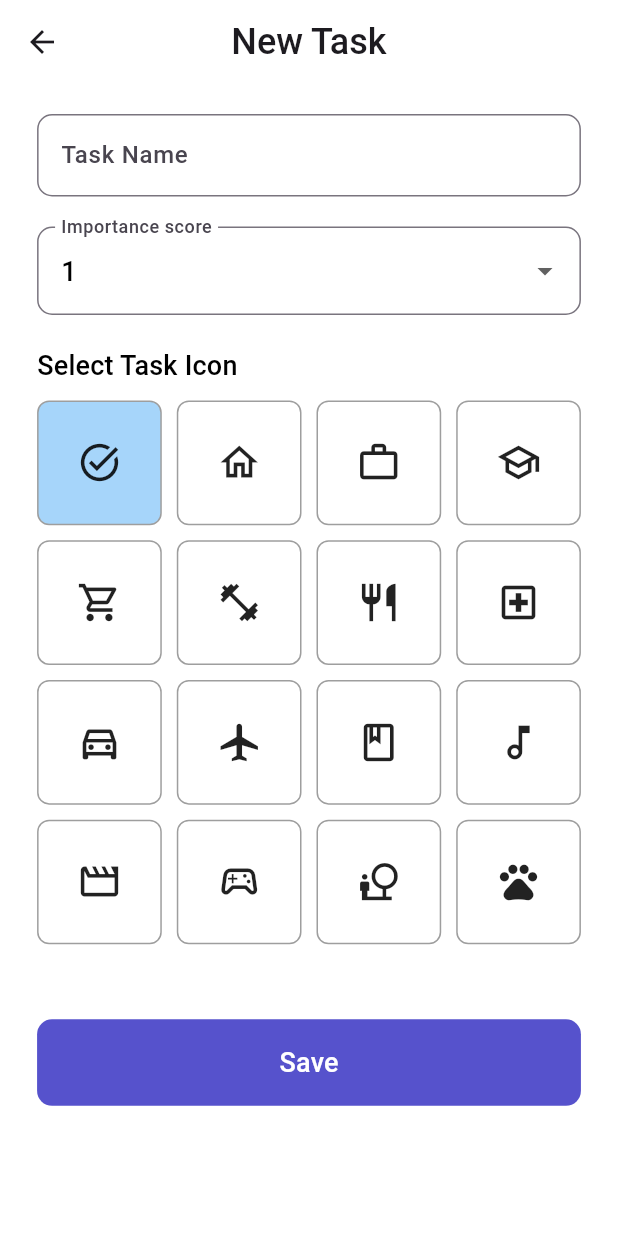
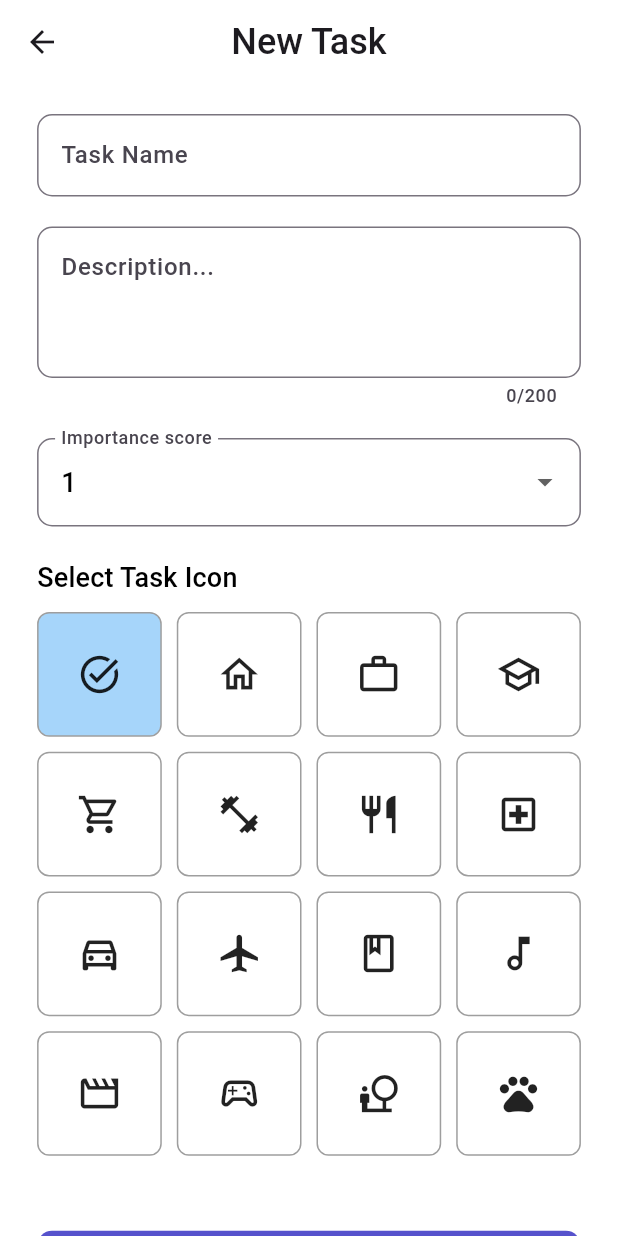
Before and after one commit to mustafanarin/Task-Track, a Flutter app: the TaskAddPage screen opened by its route, on a phone screen of 412 x 824 dp. Run offline on Flutter 3.47's test engine with Material 3 defaults, Android fonts, the phone set to English and light mode, and no system bars; our stand-ins replace animated_bottom_navigation_bar, animated_splash_screen, auto_route, cloud_firestore, equatable, firebase_auth and 7 more; accounts and stored records are empty; generated files the repository leaves out were written again.

Commit message:
task list and task detail page created

```diff
--- a/lib/feature/home/model/task_model.dart
+++ b/lib/feature/home/model/task_model.dart
@@ -6,6 +6,7 @@ class TaskModel extends Equatable {
   final String id;
   final String userId;
   final String name;
+  final String description;
   final int importance;
   final int iconCodePoint;
   final DateTime? createdAt;
@@ -16,6 +17,7 @@ class TaskModel extends Equatable {
     this.id = "",
     required this.userId,
     this.name = "",
+    this.description = "",
     this.importance = 1,
     this.iconCodePoint = 62504,
     this.createdAt,
@@ -27,6 +29,7 @@ class TaskModel extends Equatable {
     String? id,
     String? userId,
     String? name,
+    String? description,
     int? importance,
     int? iconCodePoint,
     DateTime? createdAt,
@@ -37,6 +40,7 @@ class TaskModel extends Equatable {
       id: id ?? this.id,
       userId: userId ?? this.userId,
       name: name ?? this.name,
+      description: description ?? this.description,
       importance: importance ?? this.importance,
       iconCodePoint: iconCodePoint ?? this.iconCodePoint,
       createdAt: createdAt ?? this.createdAt,
@@ -50,6 +54,7 @@ class TaskModel extends Equatable {
       'id': id,
       'userId': userId,
       'name': name,
+      'description': description,
       'importance': importance,
       'iconCodePoint': iconCodePoint,
       'createdAt': createdAt?.toIso8601String(),
@@ -63,14 +68,15 @@ class TaskModel extends Equatable {
       id: map['id'] ?? '',
       userId: map['userId'] ?? '',
       name: map['name'] ?? '',
+      description: map['description'] ?? "",
       importance: map['importance']?.toInt() ?? 1,
       iconCodePoint: map['iconCodePoint']?.toInt() ?? 62504,
-      createdAt: map['createdAt'] != null ? DateTime.parse(map['createdAt']) : null,
+      createdAt:
+          map['createdAt'] != null ? DateTime.parse(map['createdAt']) : null,
       category: map['category'] ?? 'Yeni',
       categoryId: map['categoryId']?.toInt() ?? 1,
     );
   }
-
 
   @override
   String toString() {
@@ -78,5 +84,15 @@ class TaskModel extends Equatable {
   }
 
   @override
-  List<Object?> get props => [id, userId, name, importance, iconCodePoint, createdAt, category, categoryId];
+  List<Object?> get props => [
+        id,
+        userId,
+        name,
+        description,
+        importance,
+        iconCodePoint,
+        createdAt,
+        category,
+        categoryId
+      ];
 }
--- a/lib/feature/home/view/home_page.dart
+++ b/lib/feature/home/view/home_page.dart
@@ -1,8 +1,9 @@
-import 'package:auto_route/annotations.dart';
+import 'package:auto_route/auto_route.dart';
 import 'package:flutter/material.dart';
 import 'package:todo_app/product/constants/project_colors.dart';
 import 'package:todo_app/product/constants/project_strings.dart';
 import 'package:todo_app/product/extensions/context_extensions.dart';
+import 'package:todo_app/product/navigate/app_router.dart';
 
 @RoutePage()
 class HomePage extends StatefulWidget {
@@ -52,6 +53,8 @@ class CardWidget extends StatelessWidget {
   Widget build(BuildContext context) {
     return Padding(
       padding: context.paddingHorizontalHeigh,
+      child: GestureDetector(
+        onTap: () => context.pushRoute(const TaskListRoute()),
         child: Card(
           color: color,
           child: SizedBox(
@@ -65,6 +68,7 @@ class CardWidget extends StatelessWidget {
             ),
           ),
         ),
+      ),
     );
   }
 }
--- a/lib/feature/home/view/task_add_page.dart
+++ b/lib/feature/home/view/task_add_page.dart
@@ -1,5 +1,8 @@
+import 'dart:developer';
+
 import 'package:auto_route/auto_route.dart';
 import 'package:flutter/material.dart';
+import 'package:flutter/services.dart';
 import 'package:flutter_hooks/flutter_hooks.dart';
 import 'package:fluttertoast/fluttertoast.dart';
 import 'package:hooks_riverpod/hooks_riverpod.dart';
@@ -9,6 +12,8 @@ import 'package:todo_app/product/constants/project_colors.dart';
 import 'package:todo_app/product/extensions/context_extensions.dart';
 import 'package:todo_app/product/validators/validators.dart';
 import 'package:todo_app/product/widgets/project_button.dart';
+
+part '../../../product/part_of/my_icon_list.dart';
 
 @RoutePage()
 class TaskAddPage extends StatefulHookConsumerWidget {
@@ -31,6 +36,7 @@ class _AddTaskPageState extends ConsumerState<TaskAddPage> {
     });
 
     final newTask = useState(const TaskModel(userId: ""));
+    final descriptionLength = useState<int>(0);
 
     Future<void> submitForm() async {
       if (formkey.currentState!.validate()) {
@@ -49,7 +55,7 @@ class _AddTaskPageState extends ConsumerState<TaskAddPage> {
               msg: 'An error occurred: $error',
               toastLength: Toast.LENGTH_SHORT,
               gravity: ToastGravity.BOTTOM,
-              backgroundColor: ProjectColors.grey,
+              backgroundColor: ProjectColors.black,
               textColor: ProjectColors.white,
               fontSize: 16.0);
         }
@@ -68,11 +74,29 @@ class _AddTaskPageState extends ConsumerState<TaskAddPage> {
             children: [
               const SizedBox(height: 20),
               TextFormField(
-                decoration: const InputDecoration(labelText: 'Task Name'),
+                decoration: const InputDecoration(
+                  labelText: 'Task Name',
+                ),
                 style: context.textTheme().titleSmall,
                 validator: Validators().validateTaskNameNotEmpty,
                 onChanged: (value) {
                   newTask.value = newTask.value.copyWith(name: value);
+                },
+              ),
+              const SizedBox(height: 20),
+              TextFormField(
+                style: context.textTheme().titleSmall,
+                decoration: InputDecoration(
+                    counterText: "${descriptionLength.value}/200",
+                    labelText: "Description...",
+                    alignLabelWithHint: true),
+                maxLength: 200,
+                maxLines: 3,
+                keyboardType: TextInputType.multiline,
+                textInputAction: TextInputAction.done,
+                onChanged: (value) {
+                  descriptionLength.value = value.length;
+                  newTask.value = newTask.value.copyWith(description: value);
                 },
               ),
               const SizedBox(height: 20),
@@ -123,7 +147,8 @@ class _AddTaskPageState extends ConsumerState<TaskAddPage> {
                 },
               ),
               const SizedBox(height: 50),
-              ProjectButton(text: "Save", onPressed: submitForm)
+              ProjectButton(text: "Save", onPressed: submitForm),
+              const SizedBox(height: 30),
             ],
           ),
         ),
@@ -131,28 +156,3 @@ class _AddTaskPageState extends ConsumerState<TaskAddPage> {
     );
   }
 }
-
-class MyIconList {
-  late final List<IconData> icons;
-
-  MyIconList() {
-    icons = [
-      Icons.task_alt_outlined,
-      Icons.home_outlined,
-      Icons.work_outline,
-      Icons.school_outlined,
-      Icons.shopping_cart_outlined,
-      Icons.fitness_center_outlined,
-      Icons.restaurant_outlined,
-      Icons.local_hospital_outlined,
-      Icons.directions_car_outlined,
-      Icons.airplanemode_active_outlined,
-      Icons.book_outlined,
-      Icons.music_note_outlined,
-      Icons.movie_outlined,
-      Icons.sports_esports_outlined,
-      Icons.nature_people_outlined,
-      Icons.pets_outlined,
-    ];
-  }
-}
--- a/lib/product/extensions/context_extensions.dart
+++ b/lib/product/extensions/context_extensions.dart
@@ -19,6 +19,7 @@ extension NumberExtension on BuildContext{
 extension PaddingExtension on BuildContext{
   EdgeInsets get paddingAllLow1 => EdgeInsets.all(lowValue1);
   EdgeInsets get paddingAllLow2 => EdgeInsets.all(lowValue2);
+  EdgeInsets get paddingHorizontalLow => EdgeInsets.symmetric(horizontal: lowValue2);
   EdgeInsets get paddingHorizontalMedium => EdgeInsets.symmetric(horizontal: mediumValue);
   EdgeInsets get paddingHorizontalHeigh => EdgeInsets.symmetric(horizontal: highValue);
 }
--- a/lib/product/navigate/app_router.dart
+++ b/lib/product/navigate/app_router.dart
@@ -5,6 +5,8 @@ import 'package:todo_app/feature/authentication/view/register_page.dart';
 import 'package:todo_app/feature/authentication/view/welcome_page.dart';
 import 'package:todo_app/feature/home/view/home_page.dart';
 import 'package:todo_app/feature/home/view/task_add_page.dart';
+import 'package:todo_app/feature/home/view/task_detail_page.dart';
+import 'package:todo_app/feature/home/view/task_list_page.dart';
 import 'package:todo_app/feature/splash/splash_page.dart';
 import 'package:todo_app/feature/tabbar/tabbar_page.dart';
 
@@ -15,13 +17,13 @@ class AppRouter extends RootStackRouter {
   @override
   List<AutoRoute> get routes => [
     AutoRoute(page: SplashRoute.page),
-    AutoRoute(page: WelcomeRoute.page, initial: true),
+    AutoRoute(page: WelcomeRoute.page,),
     AutoRoute(page: LoginRoute.page),
     AutoRoute(page: RegisterRoute.page),
-    AutoRoute(
-      page: HomeRoute.page,
-    ),
-    AutoRoute(page: TabbarRoute.page),
-    AutoRoute(page: TaskAddRoute.page)
+    AutoRoute(page: HomeRoute.page,),
+    AutoRoute(page: TabbarRoute.page, initial: true),
+    AutoRoute(page: TaskAddRoute.page),
+    AutoRoute(page: TaskListRoute.page),
+    AutoRoute(page: TaskDetailRoute.page)
   ];
 }
--- /dev/null
+++ b/lib/product/part_of/my_icon_list.dart
@@ -0,0 +1,26 @@
+part of '../../feature/home/view/task_add_page.dart';
+
+class MyIconList {
+  late final List<IconData> icons;
+
+  MyIconList() {
+    icons = [
+      Icons.task_alt_outlined,
+      Icons.home_outlined,
+      Icons.work_outline,
+      Icons.school_outlined,
+      Icons.shopping_cart_outlined,
+      Icons.fitness_center_outlined,
+      Icons.restaurant_outlined,
+      Icons.local_hospital_outlined,
+      Icons.directions_car_outlined,
+      Icons.airplanemode_active_outlined,
+      Icons.book_outlined,
+      Icons.music_note_outlined,
+      Icons.movie_outlined,
+      Icons.sports_esports_outlined,
+      Icons.nature_people_outlined,
+      Icons.pets_outlined,
+    ];
+  }
+}
--- a/lib/service/task_service.dart
+++ b/lib/service/task_service.dart
@@ -1,6 +1,5 @@
 import 'package:cloud_firestore/cloud_firestore.dart';
 import 'package:firebase_auth/firebase_auth.dart';
-import 'package:flutter/material.dart';
 import 'package:todo_app/feature/home/model/task_model.dart';
 
 class TaskService {
@@ -20,9 +19,10 @@ class TaskService {
       final updatedTask = task.copyWith(
         userId: _userId,
         createdAt: now,
-        iconCodePoint: task.iconCodePoint == 62504
-            ? 62504
-            : task.iconCodePoint,
+        description: task.description == "No description has been made yet" ?
+        "No description has been made yet" : task.description,
+        iconCodePoint: task.iconCodePoint == 62504 ?
+          62504 : task.iconCodePoint,
       );
 
       final newTask = await _collection.add(updatedTask.toMap());
--- a/pubspec.yaml
+++ b/pubspec.yaml
@@ -49,6 +49,7 @@ dependencies:
   animated_splash_screen: ^1.3.0
   lottie: ^3.1.2
   fluttertoast: ^8.2.6
+  flutter_rating_bar: ^4.0.1
 
   # Firebase
   firebase_core: ^3.3.0
```
Also changed, not shown: lib/feature/home/view/task_detail_page.dart (added, +146 -0 lines), lib/feature/home/view/task_list_page.dart (added, +121 -0 lines), lib/product/navigate/app_router.gr.dart, pubspec.lock. Lines whose indentation alone changed are shown as unchanged.
